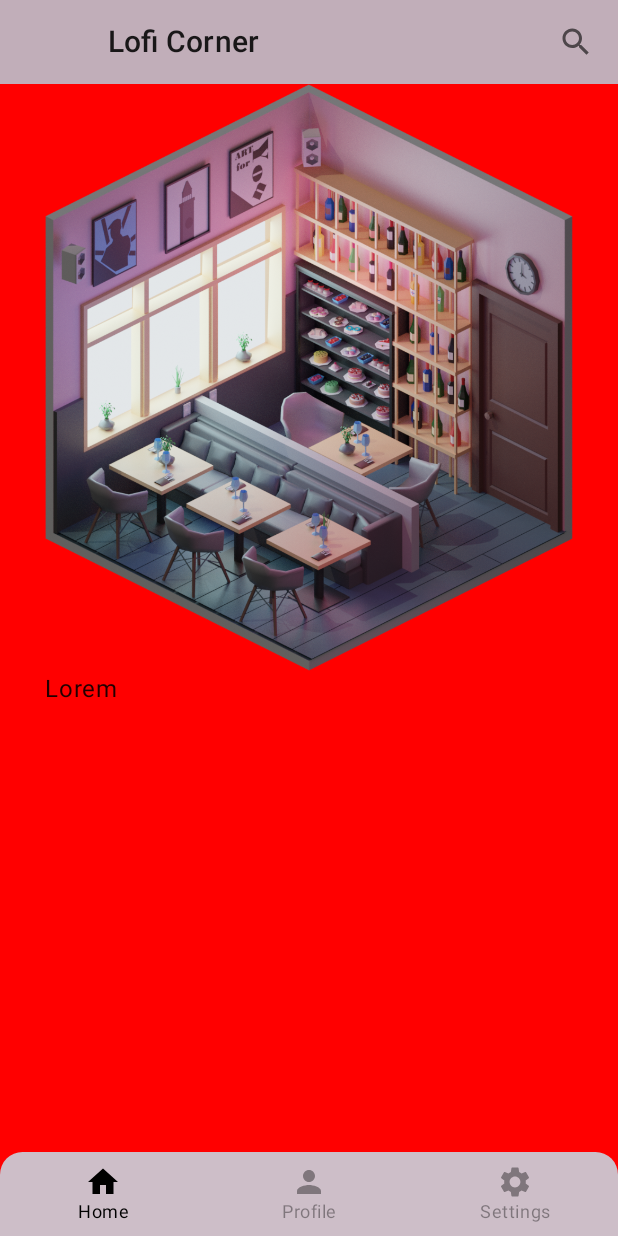
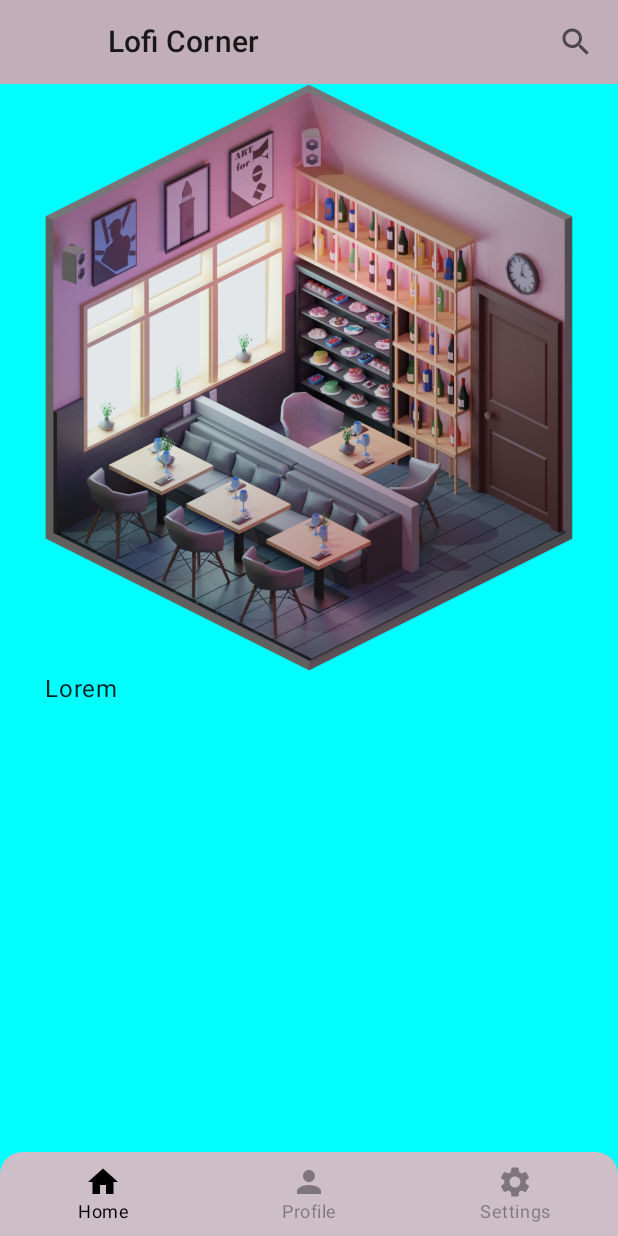
Before and after one commit to Skyune/Lofi-Corner, an Android app built with Jetpack Compose: the screen it shows after launch (MainActivity), on a phone screen of 412 x 824 dp. Run offline under Robolectric (Android 15) with nearby library versions, the phone set to English and light mode, and no system bars; our stand-ins replace Dagger/Hilt's generated code, Room's generated code.

Commit message:
room database implemented

```diff
--- a/app/build.gradle
+++ b/app/build.gradle
@@ -94,6 +94,7 @@ dependencies {
     kapt("androidx.room:room-compiler:$room_version")
     implementation "androidx.room:room-ktx:$room_version"
 
+
     implementation 'androidx.core:core-ktx:1.7.0'
     implementation 'androidx.appcompat:appcompat:1.4.0'
     implementation 'com.google.android.material:material:1.4.0'
--- a/app/src/main/java/com/bawp/jetweatherforecast/MainActivity.kt
+++ b/app/src/main/java/com/bawp/jetweatherforecast/MainActivity.kt
@@ -5,20 +5,13 @@ import androidx.activity.ComponentActivity
 import androidx.activity.compose.setContent
 import androidx.compose.foundation.layout.Arrangement
 import androidx.compose.foundation.layout.Column
-import androidx.compose.foundation.layout.fillMaxSize
-import androidx.compose.foundation.layout.fillMaxWidth
-import androidx.compose.material.MaterialTheme
-import androidx.compose.material.Surface
-import androidx.compose.material.Text
 import androidx.compose.runtime.Composable
 import androidx.compose.ui.Alignment
-import androidx.compose.ui.Modifier
 import androidx.compose.ui.tooling.preview.Preview
 import androidx.navigation.compose.rememberNavController
-import com.bawp.jetweatherforecast.navigation.WeatherNavigation
-import com.bawp.jetweatherforecast.navigation.WeatherScreens
 import com.bawp.jetweatherforecast.screens.main.MainScreen
 import com.bawp.jetweatherforecast.ui.theme.AppTheme
+import com.bawp.jetweatherforecast.ui.theme.Theme
 import dagger.hilt.android.AndroidEntryPoint
 import javax.inject.Inject
 
@@ -31,36 +24,31 @@ class MainActivity : ComponentActivity() {
     override fun onCreate(savedInstanceState: Bundle?) {
         super.onCreate(savedInstanceState)
         setContent {
-            AppTheme(darkTheme = application.isDark.value) {
-                WeatherApp(onToggleTheme = { application.toggleLightTheme()} )
+            AppTheme(theme = application.currentTheme.value) {
+                WeatherApp(onToggleTheme = { application.changeTheme(Theme.Light)},
+                    onToggleDarkMode = { application.changeTheme(Theme.Dark)})
             }
 
         }
     }
 }
 
+//This is a bullshit way to do this, but I don't know how to do it better
 @Composable
-fun WeatherApp(onToggleTheme: () -> Unit) {
+fun WeatherApp(onToggleTheme: () -> Unit, onToggleDarkMode: () -> Unit) {
 
 
                Column(verticalArrangement = Arrangement.Center,
                      horizontalAlignment = Alignment.CenterHorizontally) {
                    val navController = rememberNavController()
 
-                   MainScreen(navController = navController, onToggleTheme = onToggleTheme)
-
+                   MainScreen(navController = navController, onToggleTheme = onToggleTheme, onToggleDarkMode = onToggleDarkMode)
                }
-
-        }
-
-
-
-
-
+}
 @Preview(showBackground = true)
 @Composable
 fun DefaultPreview() {
-    AppTheme() {
+    AppTheme(theme = Theme.Dark) {
 
     }
 }
--- a/app/src/main/java/com/bawp/jetweatherforecast/WeatherApplication.kt
+++ b/app/src/main/java/com/bawp/jetweatherforecast/WeatherApplication.kt
@@ -2,15 +2,28 @@ package com.bawp.jetweatherforecast
 
 import android.app.Application
 import androidx.compose.runtime.mutableStateOf
+import com.bawp.jetweatherforecast.ui.theme.Theme
 import dagger.hilt.android.HiltAndroidApp
 
 @HiltAndroidApp
 class WeatherApplication: Application() {
 
     //should be saved in cache or datastore
-    val isDark = mutableStateOf(false)
+    private val isDark = mutableStateOf(false)
+    public val currentTheme = mutableStateOf(Theme.Light)
 
     fun toggleLightTheme() {
         isDark.value = !isDark.value
     }
+
+    fun changeTheme(currentTheme: Theme) {
+        this.currentTheme.value = currentTheme
+    }
+
+    //multiple themes
+
+
+//    fun toggleLightTheme() {
+//        currentRoom = roomTitle
+//    }
 }
--- /dev/null
+++ b/app/src/main/java/com/bawp/jetweatherforecast/data/NoteDatabase.kt
@@ -0,0 +1,14 @@
+package com.example.cleannote.data
+
+import android.provider.ContactsContract
+import androidx.room.Database
+import androidx.room.RoomDatabase
+import androidx.room.TypeConverters
+import com.bawp.jetweatherforecast.model.CurrentSong
+import com.bawp.jetweatherforecast.model.Data
+
+
+@Database(entities = [CurrentSong::class], version = 1, exportSchema = false)
+abstract class NoteDatabase: RoomDatabase() {
+    abstract fun noteDao(): NoteDatabaseDao
+}
--- /dev/null
+++ b/app/src/main/java/com/bawp/jetweatherforecast/data/NoteDatabaseDao.kt
@@ -0,0 +1,29 @@
+package com.example.cleannote.data
+
+import android.provider.ContactsContract
+import androidx.room.*
+import com.bawp.jetweatherforecast.model.CurrentSong
+import com.bawp.jetweatherforecast.model.Data
+import kotlinx.coroutines.flow.Flow
+
+@Dao
+abstract  interface NoteDatabaseDao {
+
+//    @Query("SELECT * from NOTES_TBL")
+//    fun getNotes(): Flow<List<CurrentSong>>
+//
+//    @Query("SELECT * from NOTES_TBL where id =:id")
+//    suspend fun getNotesById(id:String): ContactsContract.CommonDataKinds.Note
+
+    @Insert(onConflict = OnConflictStrategy.REPLACE)
+    suspend fun insert(song: CurrentSong)
+
+//    @Update(onConflict = OnConflictStrategy.REPLACE)
+//    suspend fun update(note: ContactsContract.CommonDataKinds.Note)
+//
+//    @Query("DELETE from notes_tbl")
+//    suspend fun deleteAll()
+//
+//    @Delete
+//    suspend fun deleteNote(note: ContactsContract.CommonDataKinds.Note)
+}
--- a/app/src/main/java/com/bawp/jetweatherforecast/di/AppModule.kt
+++ b/app/src/main/java/com/bawp/jetweatherforecast/di/AppModule.kt
@@ -1,9 +1,12 @@
 package com.bawp.jetweatherforecast.di
 
 import android.content.Context
+import androidx.room.Room
 import com.bawp.jetweatherforecast.WeatherApplication
 import com.bawp.jetweatherforecast.network.WeatherApi
 import com.bawp.jetweatherforecast.utils.Constants
+import com.example.cleannote.data.NoteDatabase
+import com.example.cleannote.data.NoteDatabaseDao
 import dagger.Module
 import dagger.Provides
 import dagger.hilt.InstallIn
@@ -16,6 +19,7 @@ import javax.inject.Singleton
 @Module
 @InstallIn(SingletonComponent::class)
 class AppModule {
+
 
     @Provides
     @Singleton
@@ -33,4 +37,17 @@ class AppModule {
         return app as WeatherApplication
     }
 
+    @Singleton
+    @Provides
+    fun provideNotesDao(noteDatabase: NoteDatabase): NoteDatabaseDao
+            = noteDatabase.noteDao()
+
+    @Singleton
+    @Provides
+    fun provideAppDatabase(@ApplicationContext context: Context): NoteDatabase
+            = Room.databaseBuilder(
+        context,
+        NoteDatabase::class.java,
+        "notes_db"
+    ).fallbackToDestructiveMigration().build()
 }
--- a/app/src/main/java/com/bawp/jetweatherforecast/model/Data.kt
+++ b/app/src/main/java/com/bawp/jetweatherforecast/model/Data.kt
@@ -1,6 +1,10 @@
 package com.bawp.jetweatherforecast.model
 
+import androidx.room.Entity
+import androidx.room.PrimaryKey
+
 data class Data(
+
     val artwork: Artwork,
     val description: String,
     val downloadable: Boolean,
--- a/app/src/main/java/com/bawp/jetweatherforecast/repository/WeatherRepository.kt
+++ b/app/src/main/java/com/bawp/jetweatherforecast/repository/WeatherRepository.kt
@@ -2,11 +2,14 @@ package com.bawp.jetweatherforecast.repository
 
 import android.util.Log
 import com.bawp.jetweatherforecast.data.DataOrException
+import com.bawp.jetweatherforecast.model.CurrentSong
+import com.bawp.jetweatherforecast.model.Data
 import com.bawp.jetweatherforecast.model.Weather
 import com.bawp.jetweatherforecast.network.WeatherApi
+import com.example.cleannote.data.NoteDatabaseDao
 import javax.inject.Inject
 
-class WeatherRepository @Inject constructor(private val api: WeatherApi) {
+class WeatherRepository @Inject constructor(private val api: WeatherApi, private val noteDatabaseDao: NoteDatabaseDao) {
 
     suspend fun getWeather()
     :DataOrException<Weather, Boolean, Exception>  {
@@ -22,4 +25,6 @@ class WeatherRepository @Inject constructor(private val api: WeatherApi) {
 
     }
 
+    suspend fun addNote(currentSong: CurrentSong) = noteDatabaseDao.insert(currentSong)
+
 }
--- a/app/src/main/java/com/bawp/jetweatherforecast/screens/main/MainScreen.kt
+++ b/app/src/main/java/com/bawp/jetweatherforecast/screens/main/MainScreen.kt
@@ -31,8 +31,12 @@ import com.bawp.jetweatherforecast.widgets.LofiAppBar
 
 
 @Composable
-fun MainScreen(navController: NavController,
-               mainViewModel: MainViewModel = hiltViewModel(), onToggleTheme: () -> Unit) {
+fun MainScreen(
+    navController: NavController,
+    mainViewModel: MainViewModel = hiltViewModel(),
+    onToggleTheme: () -> Unit,
+    onToggleDarkMode: () -> Unit
+) {
     val navController = rememberNavController()
     Scaffold(
         topBar = {
@@ -43,7 +47,7 @@ fun MainScreen(navController: NavController,
         },
         bottomBar = { BottomBar(navController = navController) }
     ) {
-        WeatherNavigation(navController = navController, onToggleTheme)
+        WeatherNavigation(navController = navController, onToggleTheme, onToggleDarkMode)
     }
 
 
--- a/app/src/main/java/com/bawp/jetweatherforecast/ui/theme/Theme.kt
+++ b/app/src/main/java/com/bawp/jetweatherforecast/ui/theme/Theme.kt
@@ -2,6 +2,7 @@ package com.bawp.jetweatherforecast.ui.theme
 
 import androidx.compose.foundation.isSystemInDarkTheme
 import androidx.compose.material.MaterialTheme
+import androidx.compose.material.MaterialTheme.colors
 import androidx.compose.material.darkColors
 import androidx.compose.material.lightColors
 import androidx.compose.runtime.Composable
@@ -9,6 +10,21 @@ import androidx.compose.ui.graphics.Color
 
 private val LightThemeColors = lightColors(
     primary = Color.Red,
+    primaryVariant = Blue400,
+    onPrimary = Black2,
+    secondary = Color.White,
+    secondaryVariant = Teal300,
+    onSecondary = Black1,
+    error = RedErrorDark,
+    onError = RedErrorLight,
+    background = Grey1,
+    onBackground = Color.Black,
+    surface = Color.White,
+    onSurface = Black1,
+)
+
+private val PinkRoomTheme = lightColors(
+    primary = Color.Cyan,
     primaryVariant = Blue400,
     onPrimary = Black2,
     secondary = Color.White,
@@ -34,11 +50,45 @@ private val DarkThemeColors = darkColors(
     surface = Black1,
     onSurface = Color.White,
 )
+private val RainbowTheme = darkColors(
+    primary = JazzMainScreen,
+    primaryVariant = Color.White,
+    onPrimary = Color.White,
+    secondary = Black1,
+    onSecondary = Color.White,
+    error = RedErrorLight,
+    background = Color.Black,
+    onBackground = Color.White,
+    surface = Black1,
+    onSurface = Color.White,
+)
+
+//@Composable
+//fun AppTheme(darkTheme: Boolean = false,
+//             content: @Composable() () -> Unit) {
+//    val colors = if (darkTheme) DarkThemeColors else LightThemeColors
+//    MaterialTheme(
+//        colors = colors,
+//        typography = MaterialTheme.typography,
+//        shapes = MaterialTheme.shapes,
+//    ) {
+//        content()
+//    }
+//}
+enum class Theme {
+    Light,
+    Dark,
+    Auto
+}
 
 @Composable
-fun AppTheme(darkTheme: Boolean = false,
+fun AppTheme(theme: Theme,
              content: @Composable() () -> Unit) {
-    val colors = if (darkTheme) DarkThemeColors else LightThemeColors
+    val colors = when (theme) {
+        Theme.Light -> PinkRoomTheme
+        Theme.Dark -> LightThemeColors
+        else -> LightThemeColors
+    }
     MaterialTheme(
         colors = colors,
         typography = MaterialTheme.typography,
```
Also changed, not shown: app/src/main/java/com/bawp/jetweatherforecast/data/NoteData.kt (added, +15 -0 lines), app/src/main/java/com/bawp/jetweatherforecast/model/CurrentSong.kt (added, +18 -0 lines), app/src/main/java/com/bawp/jetweatherforecast/model/User.kt (+19 -19 lines), app/src/main/java/com/bawp/jetweatherforecast/navigation/WeatherNavigation.kt (+8 -4 lines), app/src/main/java/com/bawp/jetweatherforecast/screens/Profile.kt (+13 -17 lines), app/src/main/java/com/bawp/jetweatherforecast/screens/ProfileViewModel.kt (+13 -0 lines), app/src/main/java/com/bawp/jetweatherforecast/screens/Settings.kt (+24 -23 lines), app/src/main/java/com/bawp/jetweatherforecast/widgets/RoundIconButton.kt (added, +32 -0 lines).
